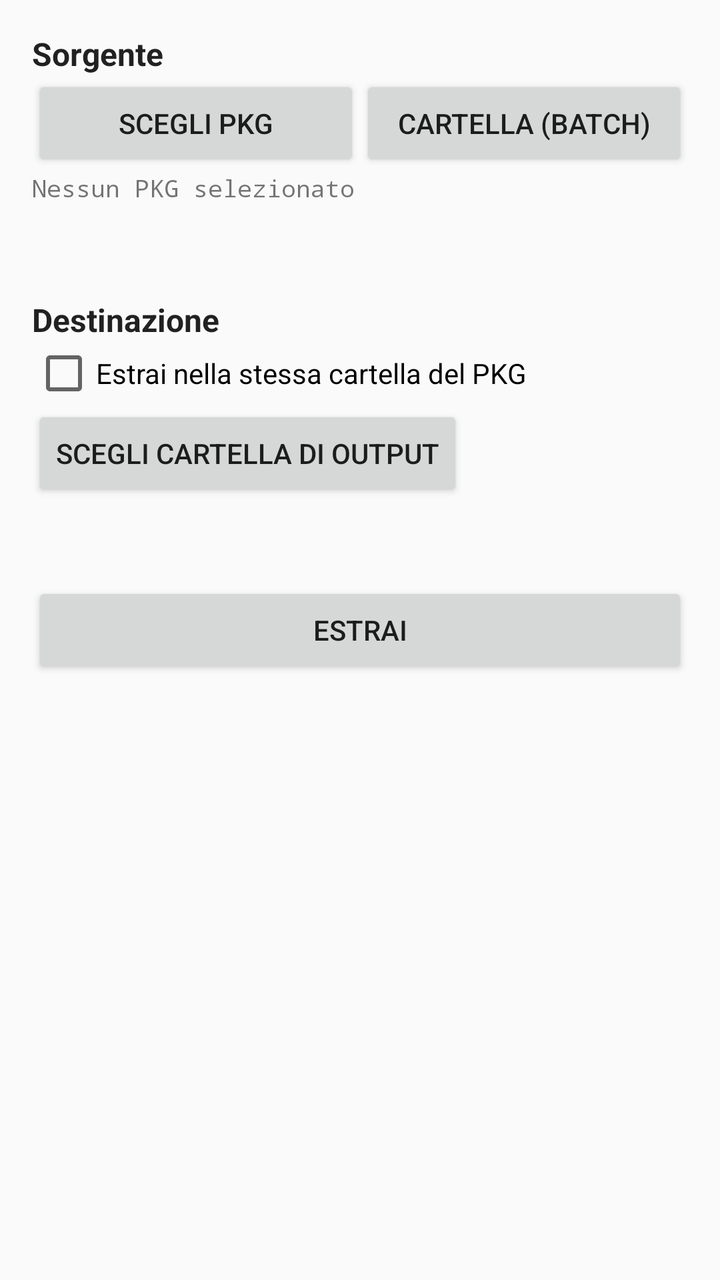
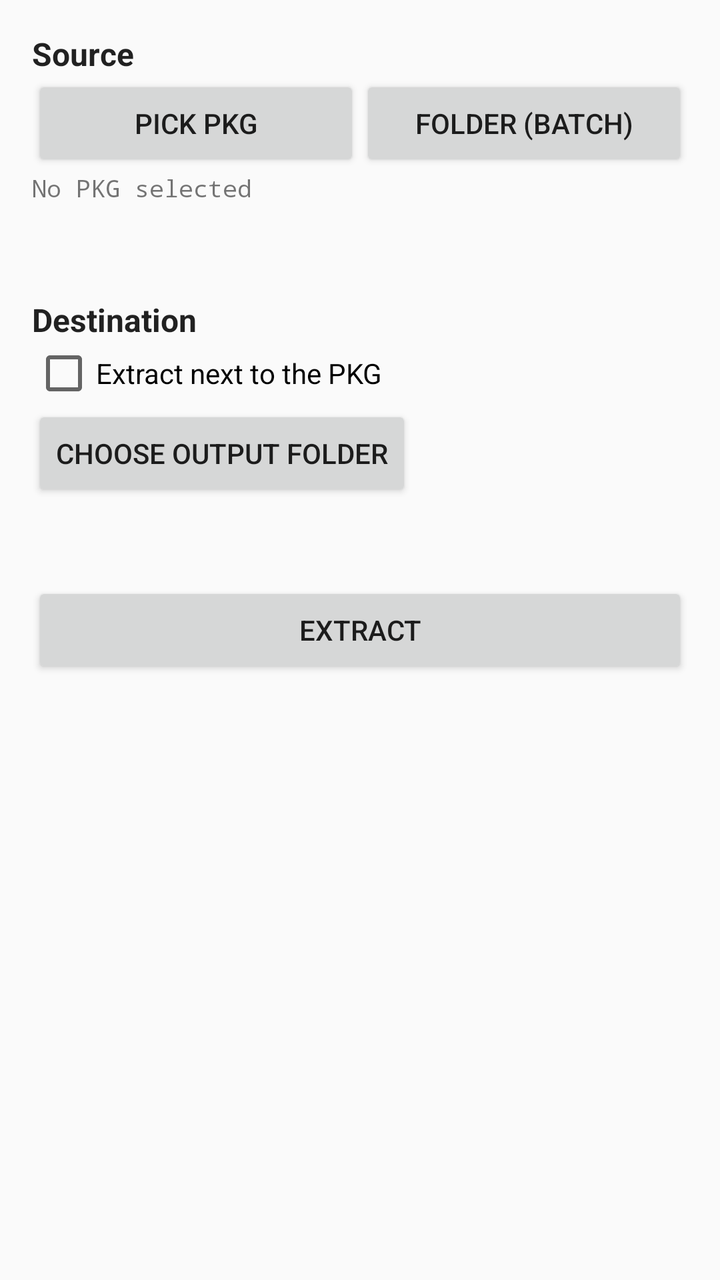

Before-and-after screenshots of an Android layout around one commit, followed by the original layout XML and the change that was made.
<!-- AndroidManifest.xml: application theme AppTheme -->
<!-- res/layout/activity_main.xml -->
<?xml version="1.0" encoding="utf-8"?>
<ScrollView xmlns:android="http://schemas.android.com/apk/res/android"
    android:id="@+id/scroll"
    android:layout_width="match_parent" android:layout_height="match_parent"
    android:fillViewport="true">

    <LinearLayout
        android:layout_width="match_parent" android:layout_height="wrap_content"
        android:orientation="vertical" android:padding="16dp">

        <LinearLayout android:id="@+id/perm_box"
            android:layout_width="match_parent" android:layout_height="wrap_content"
            android:orientation="vertical" android:layout_marginBottom="16dp"
            android:visibility="gone">
            <TextView
                android:layout_width="match_parent" android:layout_height="wrap_content"
                android:text="Serve l'accesso a tutti i file: i PKG vengono letti direttamente dalla memoria, senza copiarli." />
            <Button android:id="@+id/btn_grant"
                android:layout_width="wrap_content" android:layout_height="wrap_content"
                android:text="Concedi accesso ai file" />
        </LinearLayout>

        <TextView style="@android:style/TextAppearance.Material.Subhead"
            android:layout_width="wrap_content" android:layout_height="wrap_content"
            android:textStyle="bold" android:text="Sorgente" />

        <LinearLayout
            android:layout_width="match_parent" android:layout_height="wrap_content"
            android:orientation="horizontal">
            <Button android:id="@+id/btn_pick_file"
                android:layout_width="0dp" android:layout_height="wrap_content"
                android:layout_weight="1" android:text="Scegli PKG" />
            <Button android:id="@+id/btn_pick_dir"
                android:layout_width="0dp" android:layout_height="wrap_content"
                android:layout_weight="1" android:text="Cartella (batch)" />
        </LinearLayout>

        <TextView android:id="@+id/txt_source"
            android:layout_width="match_parent" android:layout_height="wrap_content"
            android:fontFamily="monospace" android:textSize="12sp"
            android:text="Nessun PKG selezionato" />

        <TextView android:id="@+id/txt_info"
            android:layout_width="match_parent" android:layout_height="wrap_content"
            android:layout_marginTop="8dp" android:textIsSelectable="true" />

        <TextView style="@android:style/TextAppearance.Material.Subhead"
            android:layout_width="wrap_content" android:layout_height="wrap_content"
            android:layout_marginTop="20dp"
            android:textStyle="bold" android:text="Destinazione" />

        <CheckBox android:id="@+id/chk_same_dir"
            android:layout_width="wrap_content" android:layout_height="wrap_content"
            android:text="Estrai nella stessa cartella del PKG" />

        <Button android:id="@+id/btn_pick_out"
            android:layout_width="wrap_content" android:layout_height="wrap_content"
            android:text="Scegli cartella di output" />

        <TextView android:id="@+id/txt_out"
            android:layout_width="match_parent" android:layout_height="wrap_content"
            android:fontFamily="monospace" android:textSize="12sp" />

        <Button android:id="@+id/btn_extract"
            android:layout_width="match_parent" android:layout_height="wrap_content"
            android:layout_marginTop="24dp" android:text="Estrai" />

        <ProgressBar android:id="@+id/progress"
            style="@android:style/Widget.Material.ProgressBar.Horizontal"
            android:layout_width="match_parent" android:layout_height="wrap_content"
            android:layout_marginTop="12dp" android:visibility="gone" />

        <TextView android:id="@+id/txt_status"
            android:layout_width="match_parent" android:layout_height="wrap_content"
            android:layout_marginTop="4dp" />

        <TextView android:id="@+id/txt_log"
            android:layout_width="match_parent" android:layout_height="wrap_content"
            android:layout_marginTop="12dp" android:padding="8dp"
            android:background="#14808080"
            android:fontFamily="monospace" android:textSize="11sp"
            android:textIsSelectable="true" android:visibility="gone" />

        <View
            android:layout_width="match_parent" android:layout_height="0dp"
            android:layout_weight="1" android:minHeight="24dp" />

        <TextView android:id="@+id/txt_credits"
            android:layout_width="match_parent" android:layout_height="wrap_content"
            android:layout_marginTop="16dp"
            android:alpha="0.75" android:textSize="12sp"
            android:linksClickable="true" />
    </LinearLayout>
</ScrollView>
<!-- resources referenced by this layout -->
<resources>
  <style name="AppTheme" parent="android:Theme.Material.Light.DarkActionBar">
          <item name="android:colorPrimary">#1E3A8A</item>
          <item name="android:colorPrimaryDark">#172E6E</item>
          <item name="android:colorAccent">#2D5BD7</item>
      </style>
</resources>

<!-- the commit's change to res/layout/activity_main.xml (unified diff, before → after) -->
@@ -14,31 +14,31 @@
             android:visibility="gone">
             <TextView
                 android:layout_width="match_parent" android:layout_height="wrap_content"
-                android:text="Serve l'accesso a tutti i file: i PKG vengono letti direttamente dalla memoria, senza copiarli." />
+                android:text="@string/perm_text" />
             <Button android:id="@+id/btn_grant"
                 android:layout_width="wrap_content" android:layout_height="wrap_content"
-                android:text="Concedi accesso ai file" />
+                android:text="@string/perm_button" />
         </LinearLayout>
 
         <TextView style="@android:style/TextAppearance.Material.Subhead"
             android:layout_width="wrap_content" android:layout_height="wrap_content"
-            android:textStyle="bold" android:text="Sorgente" />
+            android:textStyle="bold" android:text="@string/section_source" />
 
         <LinearLayout
             android:layout_width="match_parent" android:layout_height="wrap_content"
             android:orientation="horizontal">
             <Button android:id="@+id/btn_pick_file"
                 android:layout_width="0dp" android:layout_height="wrap_content"
-                android:layout_weight="1" android:text="Scegli PKG" />
+                android:layout_weight="1" android:text="@string/btn_pick_file" />
             <Button android:id="@+id/btn_pick_dir"
                 android:layout_width="0dp" android:layout_height="wrap_content"
-                android:layout_weight="1" android:text="Cartella (batch)" />
+                android:layout_weight="1" android:text="@string/btn_pick_dir" />
         </LinearLayout>
 
         <TextView android:id="@+id/txt_source"
             android:layout_width="match_parent" android:layout_height="wrap_content"
             android:fontFamily="monospace" android:textSize="12sp"
-            android:text="Nessun PKG selezionato" />
+            android:text="@string/no_pkg_selected" />
 
         <TextView android:id="@+id/txt_info"
             android:layout_width="match_parent" android:layout_height="wrap_content"
@@ -47,15 +47,15 @@
         <TextView style="@android:style/TextAppearance.Material.Subhead"
             android:layout_width="wrap_content" android:layout_height="wrap_content"
             android:layout_marginTop="20dp"
-            android:textStyle="bold" android:text="Destinazione" />
+            android:textStyle="bold" android:text="@string/section_dest" />
 
         <CheckBox android:id="@+id/chk_same_dir"
             android:layout_width="wrap_content" android:layout_height="wrap_content"
-            android:text="Estrai nella stessa cartella del PKG" />
+            android:text="@string/chk_same_dir" />
 
         <Button android:id="@+id/btn_pick_out"
             android:layout_width="wrap_content" android:layout_height="wrap_content"
-            android:text="Scegli cartella di output" />
+            android:text="@string/btn_pick_out" />
 
         <TextView android:id="@+id/txt_out"
             android:layout_width="match_parent" android:layout_height="wrap_content"
@@ -63,7 +63,7 @@
 
         <Button android:id="@+id/btn_extract"
             android:layout_width="match_parent" android:layout_height="wrap_content"
-            android:layout_marginTop="24dp" android:text="Estrai" />
+            android:layout_marginTop="24dp" android:text="@string/btn_extract" />
 
         <ProgressBar android:id="@+id/progress"
             style="@android:style/Widget.Material.ProgressBar.Horizontal"
<!-- resource entries referenced after the edit -->
@@ -1,5 +1,15 @@
 <!-- resources referenced by this layout -->
 <resources>
+  <string name="btn_extract">Extract</string>
+  <string name="btn_pick_dir">Folder (batch)</string>
+  <string name="btn_pick_file">Pick PKG</string>
+  <string name="btn_pick_out">Choose output folder</string>
+  <string name="chk_same_dir">Extract next to the PKG</string>
+  <string name="no_pkg_selected">No PKG selected</string>
+  <string name="perm_button">Grant file access</string>
+  <string name="perm_text">All files access is required: PKGs are read in place, without copying them.</string>
+  <string name="section_dest">Destination</string>
+  <string name="section_source">Source</string>
   <style name="AppTheme" parent="android:Theme.Material.Light.DarkActionBar">
           <item name="android:colorPrimary">#1E3A8A</item>
           <item name="android:colorPrimaryDark">#172E6E</item>
